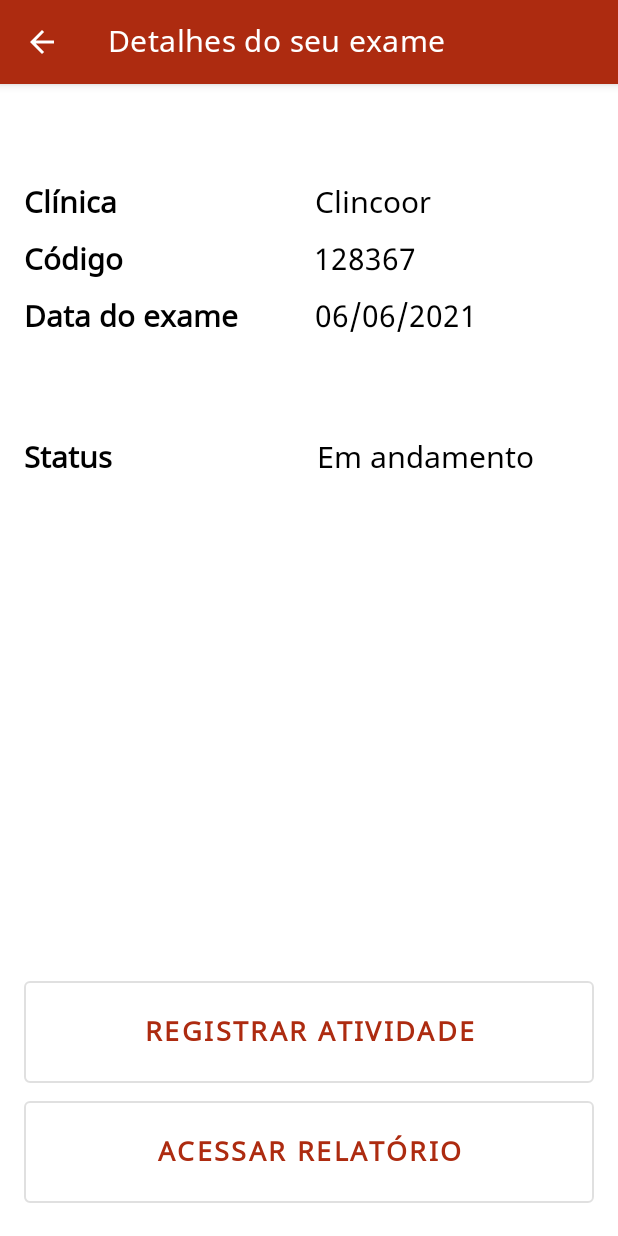
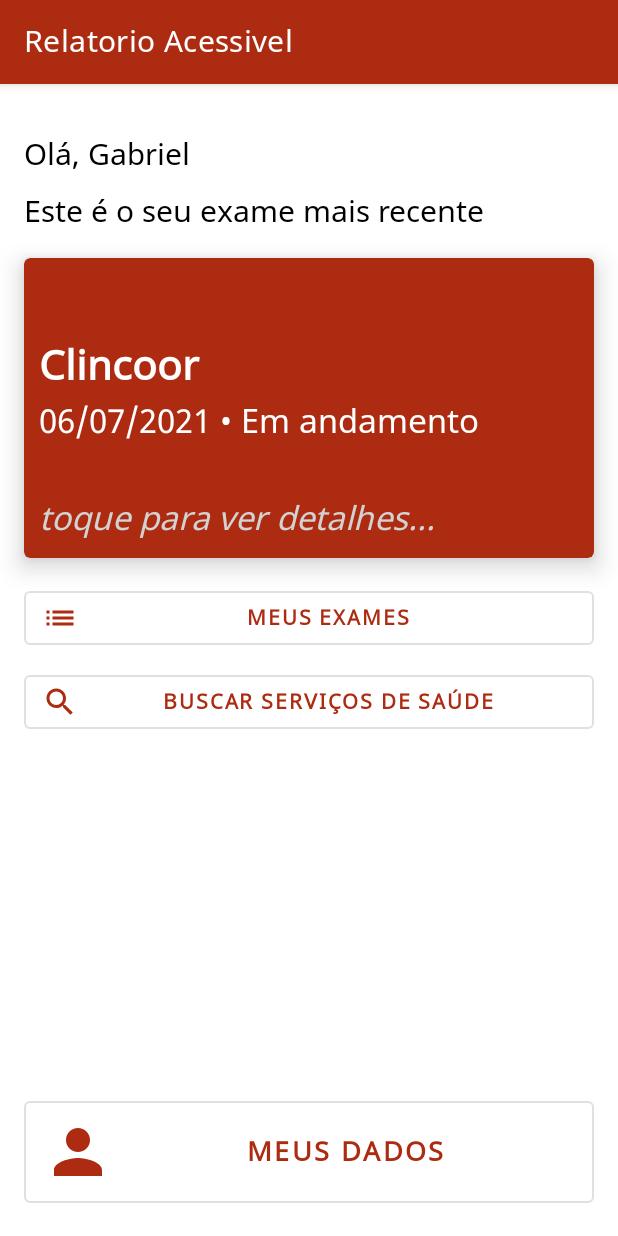
Before and after one commit to martinsgms/relatorio-acessivel, an Android app: the screen it shows after launch (DetalheExameActivity before the commit, HomeActivity after it), on a phone screen of 412 x 824 dp. Run offline under Robolectric (Android 15) with nearby library versions, the phone set to English and light mode, and no system bars.

Commit message:
adiciona a home

```diff
--- a/android/RelatorioAcessivel/app/src/main/AndroidManifest.xml
+++ b/android/RelatorioAcessivel/app/src/main/AndroidManifest.xml
@@ -9,29 +9,19 @@
         android:roundIcon="@mipmap/ic_launcher_round"
         android:supportsRtl="true"
         android:theme="@style/Theme.RelatorioAcessivel">
-        <activity android:name=".RelatorioActivity"
-            android:label="Meu relatório">
+        <activity android:name=".HomeActivity">
             <intent-filter>
                 <action android:name="android.intent.action.MAIN" />
-
                 <category android:name="android.intent.category.LAUNCHER" />
             </intent-filter>
         </activity>
         <activity
+            android:name=".RelatorioActivity"
+            android:label="Meu relatório">
+        </activity>
+        <activity
             android:name=".DetalheExameActivity"
             android:label="Detalhes do seu exame">
-            <intent-filter>
-                <action android:name="android.intent.action.MAIN" />
-
-                <category android:name="android.intent.category.LAUNCHER" />
-            </intent-filter>
-        </activity>
-        <activity android:name=".MainActivity">
-
-            <!-- <intent-filter> -->
-            <!-- <action android:name="android.intent.action.MAIN" /> -->
-            <!-- <category android:name="android.intent.category.LAUNCHER" /> -->
-            <!-- </intent-filter> -->
         </activity>
     </application>
 
--- a/android/RelatorioAcessivel/app/src/main/java/br/com/martinsgms/relatorioacessivel/MainActivity.kt
+++ b/android/RelatorioAcessivel/app/src/main/java/br/com/martinsgms/relatorioacessivel/HomeActivity.kt
@@ -3,9 +3,9 @@ package br.com.martinsgms.relatorioacessivel
 import androidx.appcompat.app.AppCompatActivity
 import android.os.Bundle
 
-class MainActivity : AppCompatActivity() {
+class HomeActivity : AppCompatActivity() {
     override fun onCreate(savedInstanceState: Bundle?) {
         super.onCreate(savedInstanceState)
-        setContentView(R.layout.activity_main)
+        setContentView(R.layout.activity_home)
     }
 }
--- /dev/null
+++ b/android/RelatorioAcessivel/app/src/main/res/drawable/ic_baseline_list_24.xml
@@ -0,0 +1,5 @@
+<vector android:height="24dp" android:tint="#FFFFFF"
+    android:viewportHeight="24" android:viewportWidth="24"
+    android:width="24dp" xmlns:android="http://schemas.android.com/apk/res/android">
+    <path android:fillColor="@android:color/white" android:pathData="M3,13h2v-2L3,11v2zM3,17h2v-2L3,15v2zM3,9h2L5,7L3,7v2zM7,13h14v-2L7,11v2zM7,17h14v-2L7,15v2zM7,7v2h14L21,7L7,7z"/>
+</vector>
--- /dev/null
+++ b/android/RelatorioAcessivel/app/src/main/res/drawable/ic_baseline_person_48.xml
@@ -0,0 +1,5 @@
+<vector android:height="48dp" android:tint="#FFFFFF"
+    android:viewportHeight="24" android:viewportWidth="24"
+    android:width="48dp" xmlns:android="http://schemas.android.com/apk/res/android">
+    <path android:fillColor="@android:color/white" android:pathData="M12,12c2.21,0 4,-1.79 4,-4s-1.79,-4 -4,-4 -4,1.79 -4,4 1.79,4 4,4zM12,14c-2.67,0 -8,1.34 -8,4v2h16v-2c0,-2.66 -5.33,-4 -8,-4z"/>
+</vector>
--- /dev/null
+++ b/android/RelatorioAcessivel/app/src/main/res/drawable/ic_baseline_search_24.xml
@@ -0,0 +1,5 @@
+<vector android:height="24dp" android:tint="#FFFFFF"
+    android:viewportHeight="24" android:viewportWidth="24"
+    android:width="24dp" xmlns:android="http://schemas.android.com/apk/res/android">
+    <path android:fillColor="@android:color/white" android:pathData="M15.5,14h-0.79l-0.28,-0.27C15.41,12.59 16,11.11 16,9.5 16,5.91 13.09,3 9.5,3S3,5.91 3,9.5 5.91,16 9.5,16c1.61,0 3.09,-0.59 4.23,-1.57l0.27,0.28v0.79l5,4.99L20.49,19l-4.99,-5zM9.5,14C7.01,14 5,11.99 5,9.5S7.01,5 9.5,5 14,7.01 14,9.5 11.99,14 9.5,14z"/>
+</vector>
--- /dev/null
+++ b/android/RelatorioAcessivel/app/src/main/res/layout/activity_home.xml
@@ -0,0 +1,134 @@
+<?xml version="1.0" encoding="utf-8"?>
+<androidx.constraintlayout.widget.ConstraintLayout xmlns:android="http://schemas.android.com/apk/res/android"
+    xmlns:app="http://schemas.android.com/apk/res-auto"
+    xmlns:tools="http://schemas.android.com/tools"
+    android:layout_width="match_parent"
+    android:layout_height="match_parent"
+    tools:context=".HomeActivity">
+
+    <TextView
+        android:id="@+id/nome_usuario"
+        android:layout_width="match_parent"
+        android:layout_height="wrap_content"
+        android:layout_marginStart="16dp"
+        android:layout_marginTop="32dp"
+        android:layout_marginEnd="16dp"
+        android:text="Olá, Gabriel"
+        android:textColor="@color/black"
+        android:textSize="20sp"
+        app:layout_constraintEnd_toEndOf="parent"
+        app:layout_constraintTop_toTopOf="parent" />
+
+    <TextView
+        android:id="@+id/aa"
+        android:layout_width="match_parent"
+        android:layout_height="wrap_content"
+        android:layout_marginStart="16dp"
+        android:layout_marginTop="8dp"
+        android:layout_marginEnd="16dp"
+        android:text="Este é o seu exame mais recente"
+        android:textColor="@color/black"
+        android:textSize="20sp"
+        app:layout_constraintTop_toBottomOf="@id/nome_usuario" />
+
+    <androidx.cardview.widget.CardView xmlns:card_view="http://schemas.android.com/apk/res-auto"
+        android:id="@+id/card_exame_mais_recente"
+        android:layout_width="match_parent"
+        android:layout_height="200dp"
+        android:layout_gravity="center"
+        android:layout_margin="16dp"
+        app:layout_constraintTop_toBottomOf="@id/aa"
+        card_view:cardBackgroundColor="@color/wine"
+        card_view:cardCornerRadius="4dp"
+        card_view:cardElevation="10dp"
+        card_view:contentPadding="10dp"
+        android:clickable="true"
+        android:focusable="true">
+
+        <LinearLayout xmlns:android="http://schemas.android.com/apk/res/android"
+            android:layout_width="match_parent"
+            android:layout_height="wrap_content"
+            android:layout_gravity="bottom"
+            android:orientation="vertical">
+
+            <TextView
+                android:id="@+id/clinica"
+                android:layout_width="match_parent"
+                android:layout_height="wrap_content"
+                android:text="Clincoor"
+                android:textColor="@android:color/white"
+                android:textSize="27sp"
+                android:textStyle="bold" />
+
+            <TextView
+                android:id="@+id/data_status"
+                android:layout_width="match_parent"
+                android:layout_height="wrap_content"
+                android:text="06/07/2021 • Em andamento"
+                android:textColor="@android:color/white"
+                android:textSize="22sp" />
+
+            <TextView
+                android:id="@+id/andamento"
+                android:layout_width="match_parent"
+                android:layout_height="wrap_content"
+                android:layout_marginTop="32dp"
+                android:text="toque para ver detalhes..."
+                android:textStyle="italic"
+                android:textColor="@color/light_gray"
+                android:textSize="22sp" />
+
+        </LinearLayout>
+    </androidx.cardview.widget.CardView>
+
+    <Button
+        android:id="@+id/meus_exames"
+        style="@style/Widget.MaterialComponents.Button.OutlinedButton.Icon"
+        app:icon="@drawable/ic_baseline_list_24"
+        android:layout_width="match_parent"
+        android:layout_height="wrap_content"
+        android:layout_marginStart="16dp"
+        android:layout_marginTop="16dp"
+        android:layout_marginEnd="16dp"
+        android:strokeColor="@color/wine"
+        android:text="Meus exames"
+        android:textStyle="bold"
+        app:layout_constraintEnd_toEndOf="parent"
+        app:layout_constraintStart_toStartOf="parent"
+        app:layout_constraintTop_toBottomOf="@id/card_exame_mais_recente" />
+
+    <Button
+        android:id="@+id/buscar_servicos"
+        style="@style/Widget.MaterialComponents.Button.OutlinedButton.Icon"
+        app:icon="@drawable/ic_baseline_search_24"
+        android:layout_width="match_parent"
+        android:layout_height="wrap_content"
+        android:layout_marginStart="16dp"
+        android:layout_marginTop="8dp"
+        android:layout_marginEnd="16dp"
+        android:strokeColor="@color/wine"
+        android:text="Buscar Serviços de Saúde"
+        android:textStyle="bold"
+        app:layout_constraintEnd_toEndOf="parent"
+        app:layout_constraintStart_toStartOf="parent"
+        app:layout_constraintTop_toBottomOf="@id/meus_exames" />
+
+    <Button
+        android:id="@+id/meus_dados"
+        style="@style/Widget.MaterialComponents.Button.OutlinedButton.Icon"
+        app:icon="@drawable/ic_baseline_person_48"
+        android:layout_width="match_parent"
+        android:layout_height="80dp"
+        android:layout_marginStart="16dp"
+        android:layout_marginEnd="16dp"
+        android:layout_marginBottom="16dp"
+        android:strokeColor="@color/wine"
+        android:text="Meus dados"
+        android:textSize="18sp"
+        android:textStyle="bold"
+        app:layout_constraintBottom_toBottomOf="parent"
+        app:layout_constraintEnd_toEndOf="parent"
+        app:layout_constraintStart_toStartOf="parent" />
+
+
+</androidx.constraintlayout.widget.ConstraintLayout>
--- a/android/RelatorioAcessivel/app/src/main/res/layout/switch_item.xml
+++ /dev/null
@@ -1,11 +0,0 @@
-<RelativeLayout
-    xmlns:android="http://schemas.android.com/apk/res/android"
-    android:layout_width="match_parent"
-    android:layout_height="match_parent">
-
-    <Switch
-        android:layout_width="wrap_content"
-        android:layout_height="wrap_content"
-        android:layout_centerHorizontal="true"
-        android:layout_centerVertical="true" />
-</RelativeLayout>
--- a/android/RelatorioAcessivel/app/src/main/res/values/colors.xml
+++ b/android/RelatorioAcessivel/app/src/main/res/values/colors.xml
@@ -8,4 +8,5 @@
     <color name="black">#FF000000</color>
     <color name="white">#FFFFFFFF</color>
     <color name="wine">#AD2B10</color>
+    <color name="light_gray">#D2D2D2</color>
 </resources>
```
